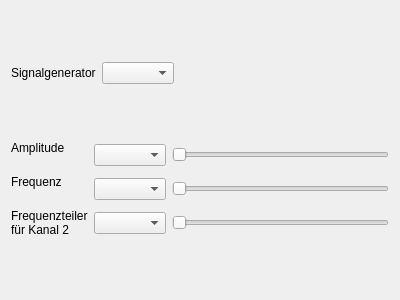
Before: the Qt Designer form lenlab/gui/signalform.ui in kalanzun/red_lenlab, drawn with Qt 5.
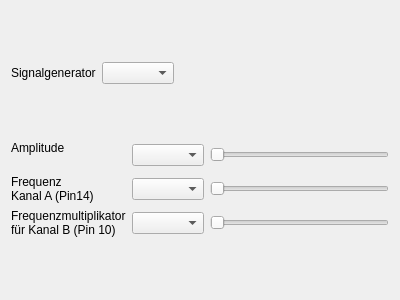
After: the same form once the commit is applied.

What changed in the file:
```diff
--- a/lenlab/gui/signalform.ui
+++ b/lenlab/gui/signalform.ui
@@ -52,8 +52,8 @@
      <item row="2" column="0">
       <widget class="QLabel" name="dividerLabel">
        <property name="text">
-        <string>Frequenzteiler
-für Kanal 2</string>
+        <string>Frequenzmultiplikator
+für Kanal B (Pin 10)</string>
        </property>
       </widget>
      </item>
@@ -71,7 +71,7 @@
       <widget class="QLabel" name="frequencyLabel">
        <property name="text">
         <string>Frequenz
-</string>
+Kanal A (Pin14)</string>
        </property>
       </widget>
      </item>
```
